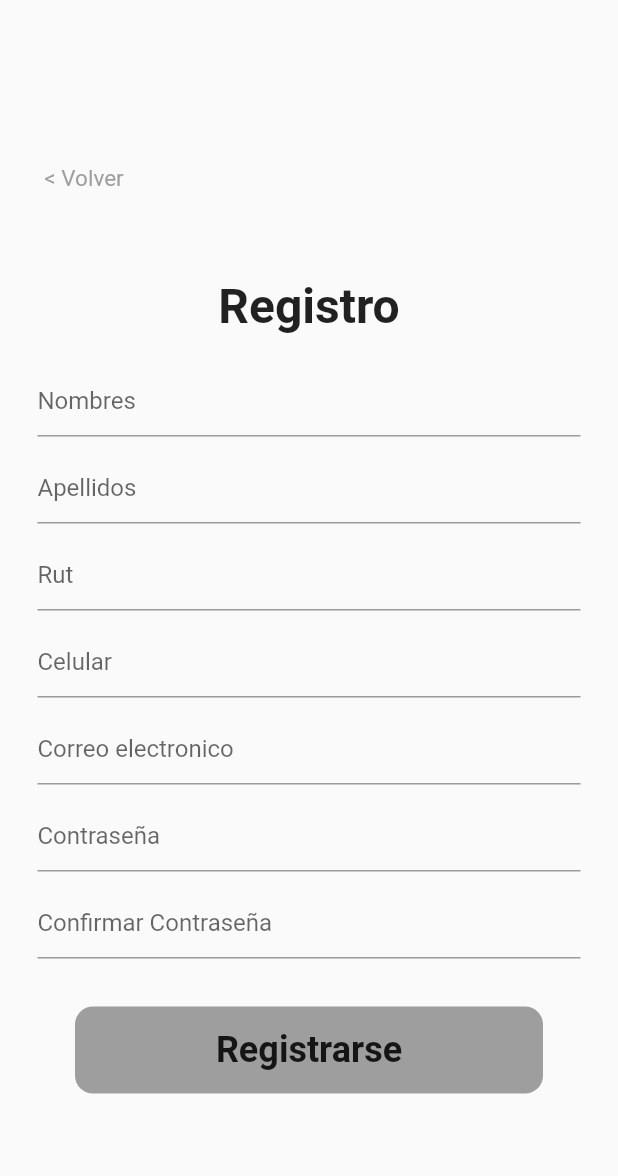
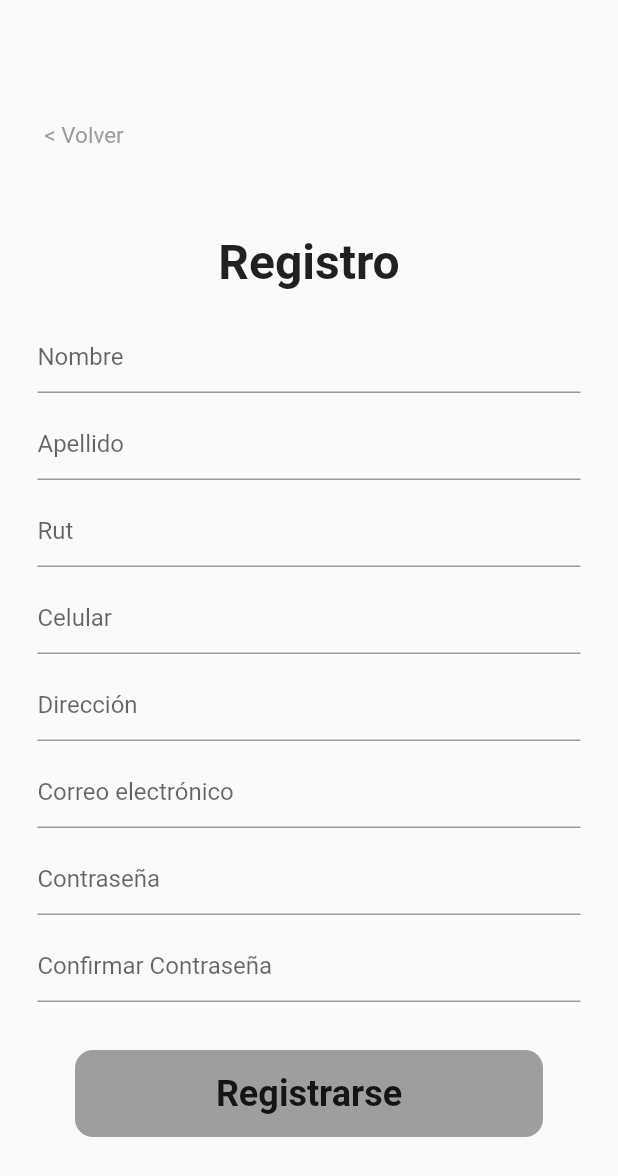
Before and after one commit to Kunashgi/LenguajesModernos, a Flutter app: the ListClientes screen opened directly, after a tap on the "add" icon, on a phone screen of 412 x 824 dp. Shown: the top 1176 px of the screen. Run offline on Flutter 3.47's test engine with Material 2 defaults, Android fonts, the phone set to English and light mode, and no system bars; network calls fail.

Commit message:
cambios para presentacion

```diff
--- a/flutter_application_1/lib/pages/datos_personales.dart
+++ b/flutter_application_1/lib/pages/datos_personales.dart
@@ -29,15 +29,17 @@ class _DatosPageState extends State<DatosPage> {
 
               SizedBox(height: 42),
               SizedBox(height: 20),
-              CustomInput(hintText: 'Nombres'),
+              CustomInput(hintText: 'Nombre'),
               SizedBox(height: 10),
-              CustomInput(hintText: 'Apellidos'),
+              CustomInput(hintText: 'Apellido'),
               SizedBox(height: 10),
               CustomInput(hintText: 'Rut'),
               SizedBox(height: 10),
               CustomInput(hintText: 'Celular'),
                SizedBox(height: 10),
-              CustomInput(hintText: 'Correo electronico'),
+              CustomInput(hintText: 'Dirección'),
+              SizedBox(height: 10),
+              CustomInput(hintText: 'Correo electrónico'),
               SizedBox(height: 32),
               CustomButton(Texto: 'Guardar'),
               SizedBox(height: 40),
--- a/flutter_application_1/lib/pages/historial_cotizaciones.dart
+++ b/flutter_application_1/lib/pages/historial_cotizaciones.dart
@@ -33,7 +33,7 @@ class HistCotizaciones extends StatelessWidget {
   @override
   Widget build(BuildContext context) {
     return Scaffold(
-      appBar:AppBar (actions: [
+      appBar:AppBar (title: Text('Historial '),actions: [
         IconButton(
         icon: const Icon(Icons.search),
         onPressed: () {
--- a/flutter_application_1/lib/pages/listado_clientes.dart
+++ b/flutter_application_1/lib/pages/listado_clientes.dart
@@ -15,7 +15,7 @@ class ListClientes extends StatelessWidget {
     },
     {
       "fecha": "21-03-2021",
-      "name": "Lucho giadach",
+      "name": "Alberto Gonzalez",
       "ID": "02",
       "Estado": " Desbloqueado"
     },
@@ -33,13 +33,13 @@ class ListClientes extends StatelessWidget {
     },
     {
       "fecha": "01-12-2022",
-      "name": "Tanjiro kamado",
+      "name": "Ignacio Gonzalez",
       "ID": "04",
       "Estado": " Desbloqueado"
     },
     {
       "fecha": "01-12-2022",
-      "name": "Tanjiro kamado",
+      "name": "Nicolas Gonzalez",
       "ID": "04",
       "Estado": " Desbloqueado"
     },
@@ -65,7 +65,7 @@ class ListClientes extends StatelessWidget {
   @override
   Widget build(BuildContext context) {
     return Scaffold(
-      appBar:AppBar (actions: [
+      appBar:AppBar (title: Text('Clientes'),actions: [
         IconButton(
         icon: const Icon(Icons.search),
         onPressed: () {
--- a/flutter_application_1/lib/pages/listado_cotizaciones.dart
+++ b/flutter_application_1/lib/pages/listado_cotizaciones.dart
@@ -33,7 +33,7 @@ class ListCotizaciones extends StatelessWidget {
   @override
   Widget build(BuildContext context) {
     return Scaffold(
-      appBar:AppBar (actions: [
+      appBar:AppBar (title: Text("Cotizaciones",style: TextStyle(fontSize: 18),),actions: [
         IconButton(
         icon: const Icon(Icons.search),
         onPressed: () {
--- a/flutter_application_1/lib/pages/olvidaste_contrasena.dart
+++ b/flutter_application_1/lib/pages/olvidaste_contrasena.dart
@@ -15,6 +15,7 @@ class _OlvidasteContrasenaState extends State<OlvidasteContrasena> {
   Widget build(BuildContext context) {
     return Scaffold(
       appBar: AppBar(
+        title: Text('Recuperar Contraseña'),
         backgroundColor: Colors.grey[300],
       ),
 
--- a/flutter_application_1/lib/pages/register_page.dart
+++ b/flutter_application_1/lib/pages/register_page.dart
@@ -42,15 +42,17 @@ class _RegisterPageState extends State<RegisterPage> {
               )
               ),
               SizedBox(height: 20),
-              CustomInput(hintText: 'Nombres'),
+              CustomInput(hintText: 'Nombre'),
               SizedBox(height: 10),
-              CustomInput(hintText: 'Apellidos'),
+              CustomInput(hintText: 'Apellido'),
               SizedBox(height: 10),
               CustomInput(hintText: 'Rut'),
               SizedBox(height: 10),
               CustomInput(hintText: 'Celular'),
-               SizedBox(height: 10),
-              CustomInput(hintText: 'Correo electronico'),
+              SizedBox(height: 10),
+              CustomInput(hintText: 'Dirección'),
+              SizedBox(height: 10),
+              CustomInput(hintText: 'Correo electrónico'),
               SizedBox(height: 10),
               CustomInput(hintText: 'Contraseña'),
               SizedBox(height: 10),
--- a/flutter_application_1/lib/widgets/navbar.dart
+++ b/flutter_application_1/lib/widgets/navbar.dart
@@ -16,12 +16,12 @@ class NavBar extends StatelessWidget {
         children: [
           UserAccountsDrawerHeader(
 
-          accountName: Text("Gustavo"),
-          accountEmail: Text("LaRanaGustavo@gmail.com"),
+          accountName: Text("Administrador"),
+          accountEmail: Text("CorreoDePrueba@gmail.com"),
           currentAccountPicture: CircleAvatar(
             child: ClipOval(
               child: Image.network(
-                'https://static.wikia.nocookie.net/disney/images/f/fb/Kermit_la_rana.png/revision/latest?cb=20160213201722&path-prefix=es'
+                'https://upload.wikimedia.org/wikipedia/commons/thumb/b/bc/Unknown_person.jpg/925px-Unknown_person.jpg'
                 ),
             ),
           ),
```
